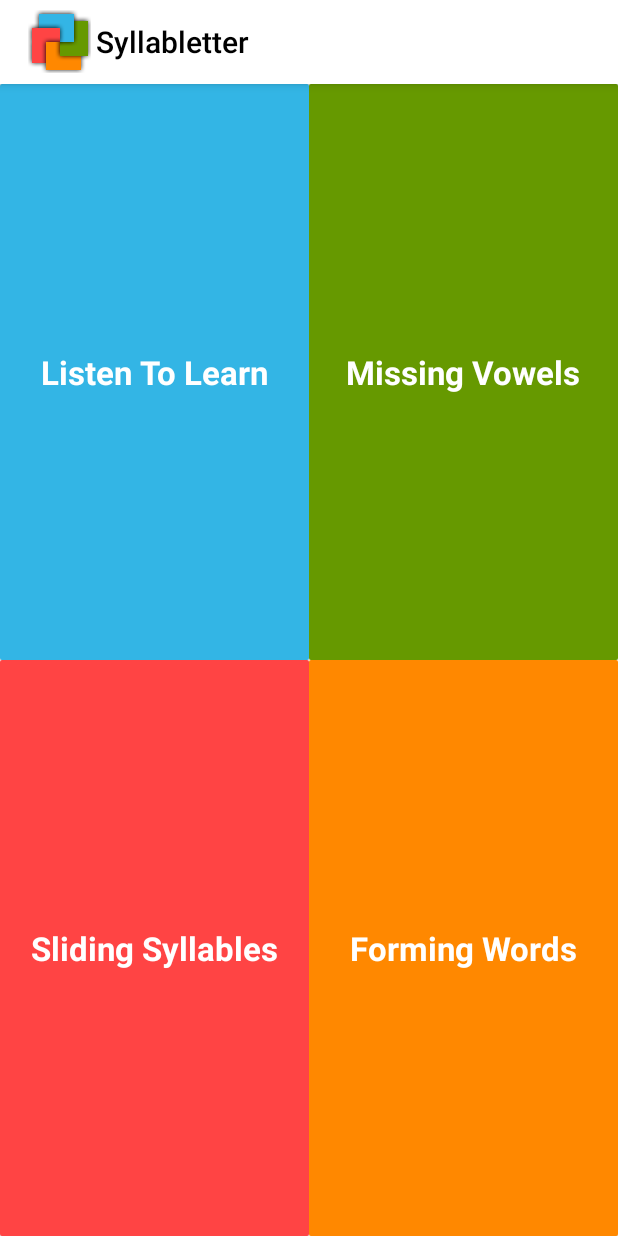
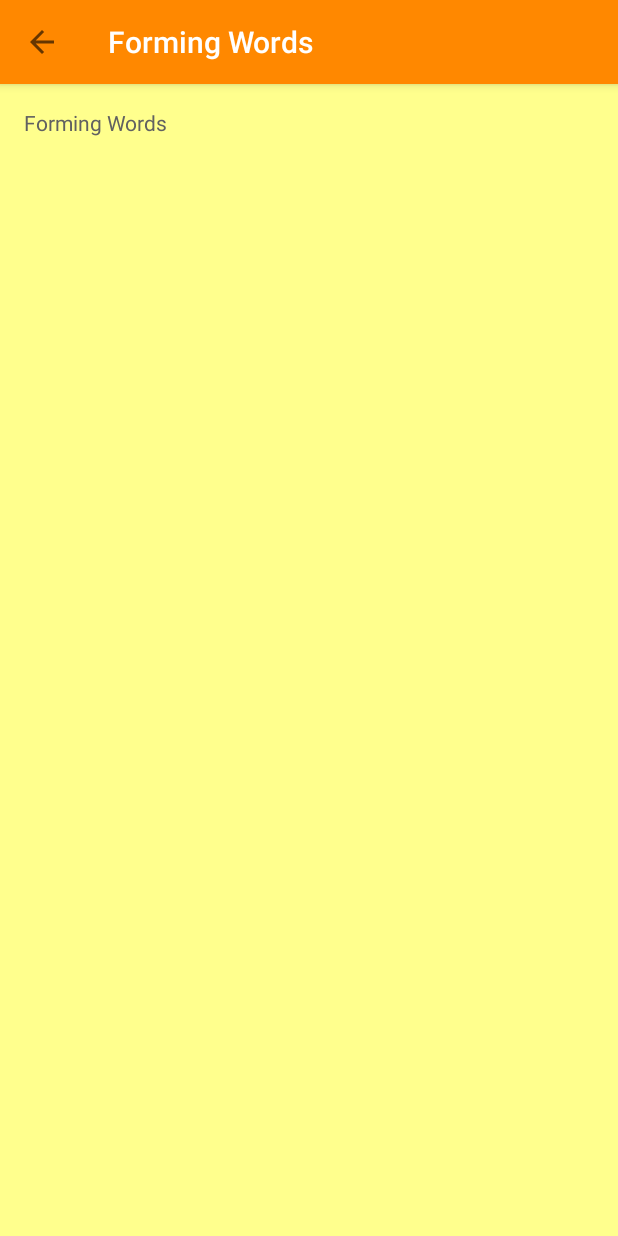
Before and after one commit to oscarduartt/Syllabletter, an Android app: the screen it shows after launch (MenuActivity before the commit, FormingWordsActivity after it), after a tap on "Forming Words", on a phone screen of 412 x 824 dp. Run offline under Robolectric (Android 15) with nearby library versions, the phone set to English and light mode, and no system bars; our stand-ins replace data binding; 2 statements that could not run were skipped.

Commit message:
3.0 SlidingSullablesFragment, FormingWordsFragment

```diff
--- a/app/src/main/AndroidManifest.xml
+++ b/app/src/main/AndroidManifest.xml
@@ -21,6 +21,12 @@
         <activity
             android:name=".activities.MissingVowelsActivity"
             android:theme="@style/AppTheme.Green" />
+        <activity
+            android:name=".activities.SlidingSyllablesActivity"
+            android:theme="@style/AppTheme.Red" />
+        <activity
+            android:name=".activities.FormingWordsActivity"
+            android:theme="@style/AppTheme.Yellow" />
     </application>
 
 </manifest>
--- /dev/null
+++ b/app/src/main/java/com/oscarduartt/syllabletter/activities/FormingWordsActivity.java
@@ -0,0 +1,32 @@
+package com.oscarduartt.syllabletter.activities;
+
+import android.os.Build;
+import android.os.Bundle;
+
+import com.oscarduartt.syllabletter.R;
+import com.oscarduartt.syllabletter.fragments.FormingWordsActivityFragment;
+import com.oscarduartt.syllabletter.objects.Game;
+
+public class FormingWordsActivity extends BaseGameActivity {
+
+    @Override
+    protected void onCreate(Bundle savedInstanceState) {
+        super.onCreate(savedInstanceState);
+        setContentView(R.layout.activity_game_container);
+        Game game = (Game) getIntent().getExtras().getSerializable("game");
+
+        if (game != null) {
+            if (Build.VERSION.SDK_INT >= Build.VERSION_CODES.LOLLIPOP) {
+                setupToolbar();
+                setupEnterAnimations();
+                bindData(game);
+            } else {
+                setupToolbar(game.getTitle());
+            }
+        }
+        if (savedInstanceState == null) {
+            getSupportFragmentManager().beginTransaction().replace(R.id.game_container, new FormingWordsActivityFragment().newInstance()).commit();
+        }
+    }
+
+}
--- /dev/null
+++ b/app/src/main/java/com/oscarduartt/syllabletter/fragments/FormingWordsActivityFragment.java
@@ -0,0 +1,25 @@
+package com.oscarduartt.syllabletter.fragments;
+
+import android.os.Bundle;
+import android.support.v4.app.Fragment;
+import android.view.LayoutInflater;
+import android.view.View;
+import android.view.ViewGroup;
+
+import com.oscarduartt.syllabletter.R;
+
+/**
+ * A placeholder fragment containing a simple view.
+ */
+public class FormingWordsActivityFragment extends Fragment {
+
+    public FormingWordsActivityFragment newInstance() {
+        return new FormingWordsActivityFragment();
+    }
+
+    @Override
+    public View onCreateView(LayoutInflater inflater, ViewGroup container,
+                             Bundle savedInstanceState) {
+        return inflater.inflate(R.layout.fragment_forming_words, container, false);
+    }
+}
--- a/app/src/main/java/com/oscarduartt/syllabletter/fragments/MenuActivityFragment.java
+++ b/app/src/main/java/com/oscarduartt/syllabletter/fragments/MenuActivityFragment.java
@@ -15,8 +15,10 @@ import android.view.ViewGroup;
 import android.widget.ImageView;
 
 import com.oscarduartt.syllabletter.R;
+import com.oscarduartt.syllabletter.activities.FormingWordsActivity;
 import com.oscarduartt.syllabletter.activities.ListenToLearnActivity;
 import com.oscarduartt.syllabletter.activities.MissingVowelsActivity;
+import com.oscarduartt.syllabletter.activities.SlidingSyllablesActivity;
 import com.oscarduartt.syllabletter.objects.Game;
 import com.oscarduartt.syllabletter.utilities.TransitionHelper;
 
@@ -60,11 +62,11 @@ public class MenuActivityFragment extends Fragment {
                         break;
                     case R.id.btn_sliding_syllables:
                         game = new Game(getString(R.string.sliding_syllables), R.color.red);
-                        //transitionToActivity(SlidingSyllablesActivity.class, ivSlidingSyllables, game, R.string.transition_game);
+                        transitionToActivity(SlidingSyllablesActivity.class, ivSlidingSyllables, game, R.string.transition_game);
                         break;
                     case R.id.btn_forming_words:
                         game = new Game(getString(R.string.forming_words), R.color.yellow);
-                        //transitionToActivity(FormingWordsActivity.class, ivFormingWords, game, R.string.transition_game);
+                        transitionToActivity(FormingWordsActivity.class, ivFormingWords, game, R.string.transition_game);
                         break;
                 }
             }
--- /dev/null
+++ b/app/src/main/res/layout/fragment_forming_words.xml
@@ -0,0 +1,16 @@
+<RelativeLayout xmlns:android="http://schemas.android.com/apk/res/android"
+    xmlns:tools="http://schemas.android.com/tools"
+    android:layout_width="match_parent"
+    android:layout_height="match_parent"
+    android:paddingBottom="@dimen/activity_vertical_margin"
+    android:paddingLeft="@dimen/activity_horizontal_margin"
+    android:paddingRight="@dimen/activity_horizontal_margin"
+    android:paddingTop="@dimen/activity_vertical_margin"
+    tools:context=".fragments.FormingWordsActivityFragment">
+
+    <TextView
+        android:id="@+id/textView"
+        android:layout_width="match_parent"
+        android:layout_height="wrap_content"
+        android:text="@string/forming_words" />
+</RelativeLayout>
--- a/app/src/main/res/values/strings.xml
+++ b/app/src/main/res/values/strings.xml
@@ -50,4 +50,6 @@
     <string name="hello_blank_fragment">Hello blank fragment</string>
     <string name="title_activity_listen_to_learn">ListenToLearnActivity</string>
     <string name="action_settings">Settings</string>
+    <string name="title_activity_sliding_syllables">SlidingSyllablesActivity</string>
+    <string name="title_activity_forming_words">FormingWordsActivity</string>
 </resources>
```
Also changed, not shown: app/src/main/java/com/oscarduartt/syllabletter/activities/SlidingSyllablesActivity.java (added, +32 -0 lines), app/src/main/java/com/oscarduartt/syllabletter/fragments/SlidingSyllablesActivityFragment.java (added, +25 -0 lines), app/src/main/res/layout/fragment_sliding_syllables.xml (added, +16 -0 lines), app/src/main/res/menu/menu_forming_words.xml (added, +9 -0 lines), app/src/main/res/menu/menu_sliding_syllables.xml (added, +9 -0 lines).
